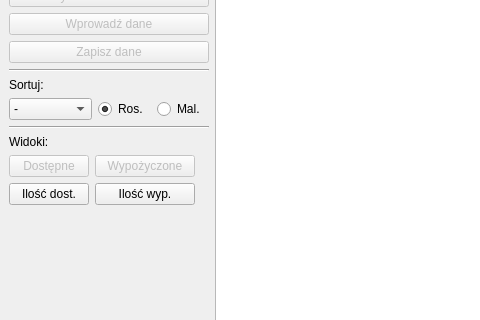
Before: the Qt Designer form mainwindow.ui in dawidwojdylak/Projekt_BD_1, drawn with Qt 5; both pictures show x 0 to 480 and y 125 to 445 of the 1100 by 800 pixel window.
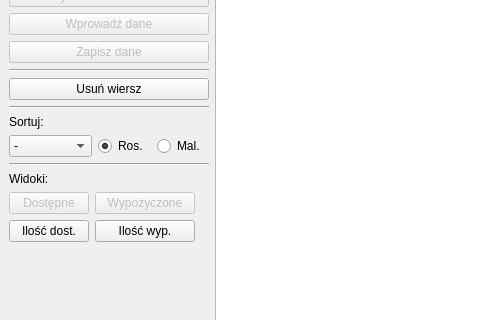
After: the same form once the commit is applied.

Commit message: Add DELETE feature

What changed in the file:
```diff
--- a/mainwindow.ui
+++ b/mainwindow.ui
@@ -165,6 +165,35 @@
             </property>
            </widget>
           </item>
+          <item>
+           <widget class="Line" name="line_8">
+            <property name="maximumSize">
+             <size>
+              <width>200</width>
+              <height>200</height>
+             </size>
+            </property>
+            <property name="orientation">
+             <enum>Qt::Horizontal</enum>
+            </property>
+           </widget>
+          </item>
+          <item>
+           <widget class="QPushButton" name="pushButton_delete">
+            <property name="maximumSize">
+             <size>
+              <width>200</width>
+              <height>16777215</height>
+             </size>
+            </property>
+            <property name="text">
+             <string>Usuń wiersz</string>
+            </property>
+            <property name="flat">
+             <bool>false</bool>
+            </property>
+           </widget>
+          </item>
           <item>
            <widget class="Line" name="line_6">
             <property name="maximumSize">
```
The commit also changes 5 other files.
